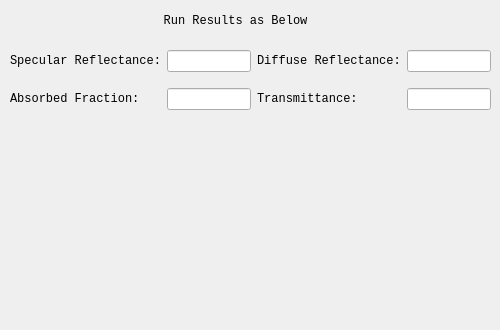
First picture: the form in mainwidgets/runresults.ui, repository SimonCqk/Photon_Propagation_Simulation, before the edit.
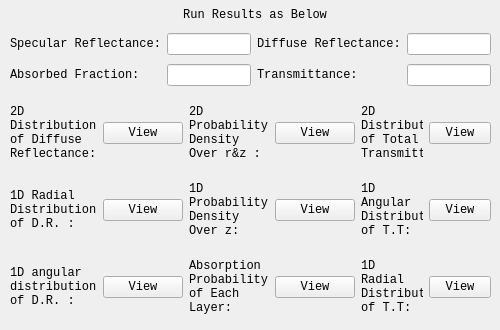
Second picture: the form after the edit.

Commit message: prototype of run results page.

```diff
--- a/mainwidgets/runresults.ui
+++ b/mainwidgets/runresults.ui
@@ -16,10 +16,10 @@
   <widget class="QLabel" name="label">
    <property name="geometry">
     <rect>
-     <x>150</x>
-     <y>10</y>
-     <width>171</width>
-     <height>21</height>
+     <x>170</x>
+     <y>5</y>
+     <width>170</width>
+     <height>20</height>
     </rect>
    </property>
    <property name="font">
@@ -38,9 +38,9 @@
    <property name="geometry">
     <rect>
      <x>10</x>
-     <y>40</y>
+     <y>30</y>
      <width>481</width>
-     <height>81</height>
+     <height>61</height>
     </rect>
    </property>
    <layout class="QGridLayout" name="gridLayout">
@@ -131,6 +131,297 @@
     </item>
    </layout>
   </widget>
+  <widget class="QWidget" name="gridLayoutWidget_2">
+   <property name="geometry">
+    <rect>
+     <x>10</x>
+     <y>90</y>
+     <width>481</width>
+     <height>241</height>
+    </rect>
+   </property>
+   <layout class="QGridLayout" name="gridLayout_3">
+    <item row="1" column="0">
+     <layout class="QHBoxLayout" name="horizontalLayout_3">
+      <item>
+       <widget class="QLabel" name="label_8">
+        <property name="font">
+         <font>
+          <family>Consolas</family>
+         </font>
+        </property>
+        <property name="text">
+         <string>1D Radial Distribution of D.R. :</string>
+        </property>
+        <property name="wordWrap">
+         <bool>true</bool>
+        </property>
+       </widget>
+      </item>
+      <item>
+       <widget class="QPushButton" name="View_diff_reflect_rdl_Button">
+        <property name="font">
+         <font>
+          <family>Consolas</family>
+         </font>
+        </property>
+        <property name="text">
+         <string>View</string>
+        </property>
+       </widget>
+      </item>
+      <item>
+       <layout class="QHBoxLayout" name="horizontalLayout_6">
+        <item>
+         <widget class="QLabel" name="label_11">
+          <property name="font">
+           <font>
+            <family>Consolas</family>
+           </font>
+          </property>
+          <property name="text">
+           <string>1D Probability Density Over z:</string>
+          </property>
+          <property name="wordWrap">
+           <bool>true</bool>
+          </property>
+         </widget>
+        </item>
+        <item>
+         <widget class="QPushButton" name="View_1D_Prob_z_Button">
+          <property name="font">
+           <font>
+            <family>Consolas</family>
+           </font>
+          </property>
+          <property name="text">
+           <string>View</string>
+          </property>
+         </widget>
+        </item>
+        <item>
+         <layout class="QHBoxLayout" name="horizontalLayout_9">
+          <item>
+           <widget class="QLabel" name="label_14">
+            <property name="font">
+             <font>
+              <family>Consolas</family>
+             </font>
+            </property>
+            <property name="text">
+             <string>1D Angular Distribution of T.T:</string>
+            </property>
+            <property name="wordWrap">
+             <bool>true</bool>
+            </property>
+           </widget>
+          </item>
+          <item>
+           <widget class="QPushButton" name="View_total_trans_agl_Button">
+            <property name="font">
+             <font>
+              <family>Consolas</family>
+             </font>
+            </property>
+            <property name="text">
+             <string>View</string>
+            </property>
+           </widget>
+          </item>
+         </layout>
+        </item>
+       </layout>
+      </item>
+     </layout>
+    </item>
+    <item row="0" column="0">
+     <layout class="QHBoxLayout" name="horizontalLayout_2">
+      <item>
+       <widget class="QLabel" name="label_7">
+        <property name="font">
+         <font>
+          <family>Consolas</family>
+         </font>
+        </property>
+        <property name="text">
+         <string>2D Distribution of Diffuse Reflectance:</string>
+        </property>
+        <property name="wordWrap">
+         <bool>true</bool>
+        </property>
+       </widget>
+      </item>
+      <item>
+       <widget class="QPushButton" name="View_diff_reflect_2d_Button">
+        <property name="font">
+         <font>
+          <family>Consolas</family>
+         </font>
+        </property>
+        <property name="text">
+         <string>View</string>
+        </property>
+       </widget>
+      </item>
+      <item>
+       <layout class="QHBoxLayout" name="horizontalLayout_5">
+        <item>
+         <widget class="QLabel" name="label_10">
+          <property name="font">
+           <font>
+            <family>Consolas</family>
+           </font>
+          </property>
+          <property name="text">
+           <string>2D Probability Density Over r&amp;z :</string>
+          </property>
+          <property name="wordWrap">
+           <bool>true</bool>
+          </property>
+         </widget>
+        </item>
+        <item>
+         <widget class="QPushButton" name="View_2D_Prob_rz_Button">
+          <property name="font">
+           <font>
+            <family>Consolas</family>
+           </font>
+          </property>
+          <property name="text">
+           <string>View</string>
+          </property>
+         </widget>
+        </item>
+        <item>
+         <layout class="QHBoxLayout" name="horizontalLayout_7">
+          <item>
+           <widget class="QLabel" name="label_12">
+            <property name="font">
+             <font>
+              <family>Consolas</family>
+             </font>
+            </property>
+            <property name="text">
+             <string>2D Distribution of Total Transmittance:</string>
+            </property>
+            <property name="wordWrap">
+             <bool>true</bool>
+            </property>
+           </widget>
+          </item>
+          <item>
+           <widget class="QPushButton" name="View_total_trans_2d_Button">
+            <property name="font">
+             <font>
+              <family>Consolas</family>
+             </font>
+            </property>
+            <property name="text">
+             <string>View</string>
+            </property>
+           </widget>
+          </item>
+         </layout>
+        </item>
+       </layout>
+      </item>
+     </layout>
+    </item>
+    <item row="2" column="0">
+     <layout class="QHBoxLayout" name="horizontalLayout_4">
+      <item>
+       <widget class="QLabel" name="label_9">
+        <property name="font">
+         <font>
+          <family>Consolas</family>
+         </font>
+        </property>
+        <property name="text">
+         <string>1D angular distribution of D.R. :</string>
+        </property>
+        <property name="wordWrap">
+         <bool>true</bool>
+        </property>
+       </widget>
+      </item>
+      <item>
+       <widget class="QPushButton" name="View_diff_reflect_agl_Button">
+        <property name="font">
+         <font>
+          <family>Consolas</family>
+         </font>
+        </property>
+        <property name="text">
+         <string>View</string>
+        </property>
+       </widget>
+      </item>
+      <item>
+       <layout class="QHBoxLayout" name="horizontalLayout">
+        <item>
+         <widget class="QLabel" name="label_6">
+          <property name="font">
+           <font>
+            <family>Consolas</family>
+           </font>
+          </property>
+          <property name="text">
+           <string>Absorption Probability of Each Layer:</string>
+          </property>
+          <property name="wordWrap">
+           <bool>true</bool>
+          </property>
+         </widget>
+        </item>
+        <item>
+         <widget class="QPushButton" name="View_Abs_prob_layer_Button">
+          <property name="font">
+           <font>
+            <family>Consolas</family>
+           </font>
+          </property>
+          <property name="text">
+           <string>View</string>
+          </property>
+         </widget>
+        </item>
+        <item>
+         <layout class="QHBoxLayout" name="horizontalLayout_8">
+          <item>
+           <widget class="QLabel" name="label_13">
+            <property name="font">
+             <font>
+              <family>Consolas</family>
+             </font>
+            </property>
+            <property name="text">
+             <string>1D Radial Distribution of T.T:</string>
+            </property>
+            <property name="wordWrap">
+             <bool>true</bool>
+            </property>
+           </widget>
+          </item>
+          <item>
+           <widget class="QPushButton" name="View_total_trans_rdl_Button">
+            <property name="font">
+             <font>
+              <family>Consolas</family>
+             </font>
+            </property>
+            <property name="text">
+             <string>View</string>
+            </property>
+           </widget>
+          </item>
+         </layout>
+        </item>
+       </layout>
+      </item>
+     </layout>
+    </item>
+   </layout>
+  </widget>
  </widget>
  <resources/>
  <connections/>
```
The commit also changes 2 other files.
